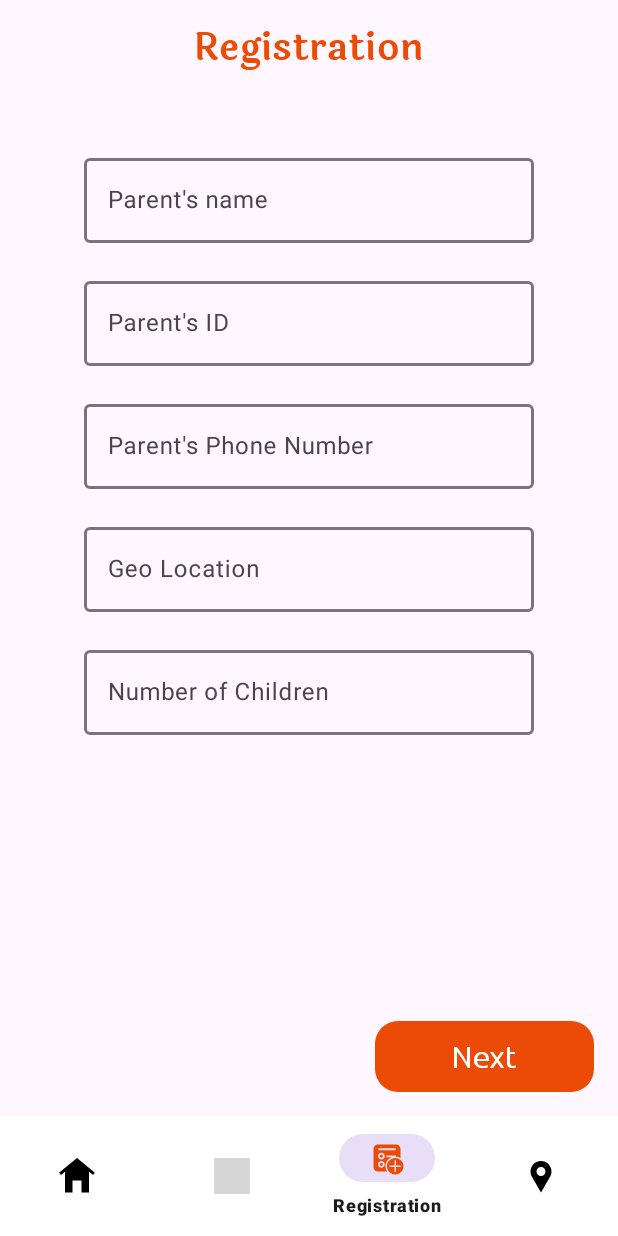
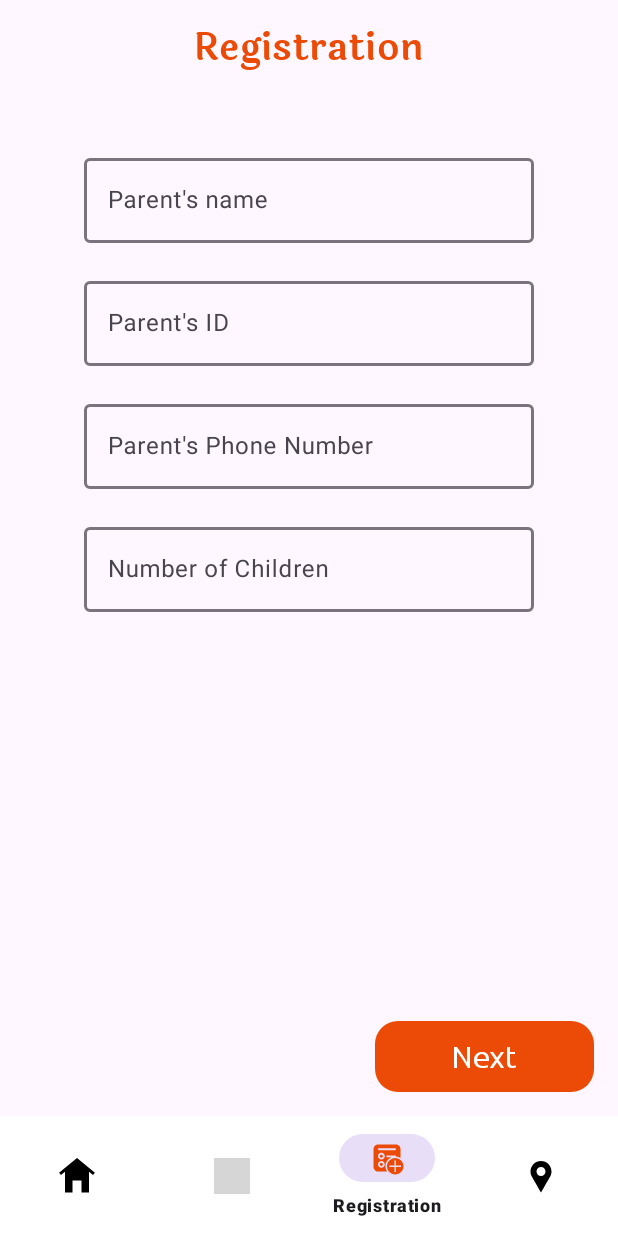
Before and after one commit to slowburn-404/mwanga, an Android app: the RegistrationFragment screen opened through its navigation route, on a phone screen of 412 x 824 dp. Run offline under Robolectric (Android 15) with nearby library versions, the phone set to English and light mode, and no system bars; our stand-ins replace navigation-ui; 1 statement that could not run was skipped.

Commit message:
remove location element in xml

```diff
--- a/app/src/main/res/layout/fragment_registration.xml
+++ b/app/src/main/res/layout/fragment_registration.xml
@@ -85,28 +85,10 @@
         </com.google.android.material.textfield.TextInputLayout>
 
         <com.google.android.material.textfield.TextInputLayout
-            android:id="@+id/parents_geo_location"
+            android:id="@+id/number_of_children"
             android:layout_width="300dp"
             android:layout_height="wrap_content"
             android:layout_below="@id/parents_phone_number"
-            android:layout_centerHorizontal="true"
-            android:layout_marginTop="20dp"
-            android:gravity="center_vertical|center_horizontal"
-            android:hint="Geo Location"
-            app:boxStrokeWidth="2dp"
-            app:hintTextColor="@color/main_color">
-
-            <com.google.android.material.textfield.TextInputEditText
-                android:layout_width="match_parent"
-                android:layout_height="wrap_content" />
-
-        </com.google.android.material.textfield.TextInputLayout>
-
-        <com.google.android.material.textfield.TextInputLayout
-            android:id="@+id/number_of_children"
-            android:layout_width="300dp"
-            android:layout_height="wrap_content"
-            android:layout_below="@id/parents_geo_location"
             android:layout_centerHorizontal="true"
             android:layout_marginTop="20dp"
             android:gravity="center_vertical|center_horizontal"
```
